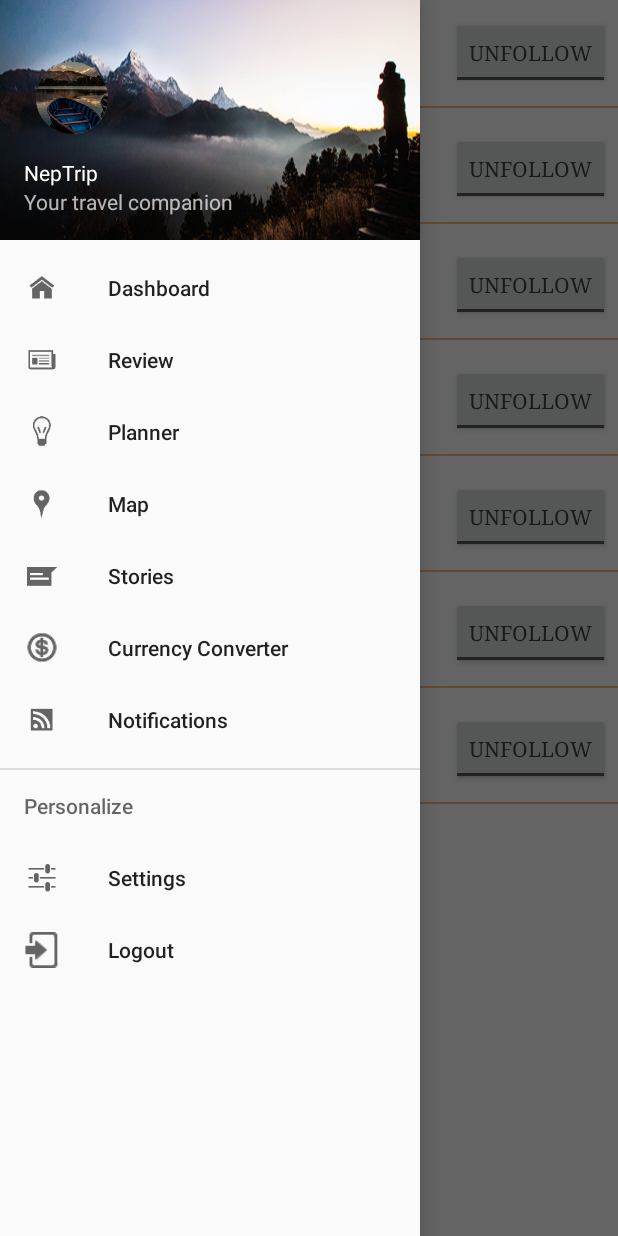
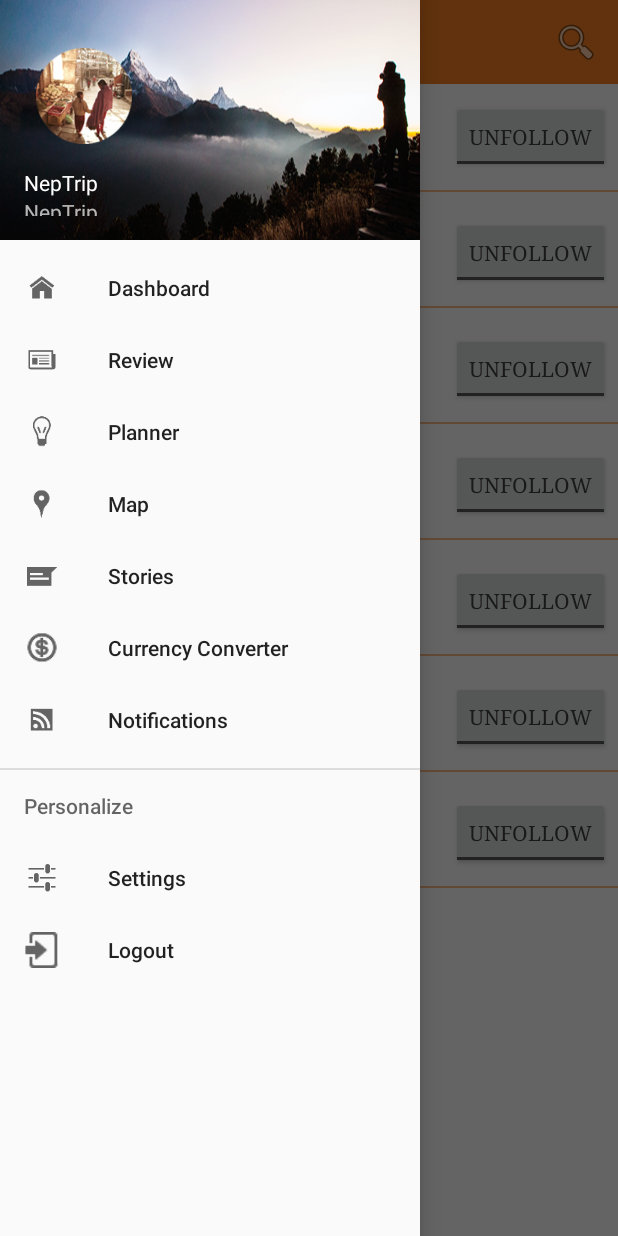
Before and after one commit to MrClan/ntf1, an Android app: the fragment Preferences placed in its activity, with the side drawer open, on a phone screen of 412 x 824 dp. Run offline under Robolectric (Android 15) with nearby library versions, the phone set to English and light mode, and no system bars; libraries missing offline, so code that uses them is left out: com.firebase.client; pictures from the network do not load; 3 statements that could not run were skipped.

Commit message:
crashing issue fixed

```diff
--- a/src/main/java/com/apptivators/ntcore/Preferences.java
+++ b/src/main/java/com/apptivators/ntcore/Preferences.java
@@ -4,6 +4,7 @@ import android.graphics.Typeface;
 import android.os.Bundle;
 import android.support.v4.app.Fragment;
 import android.support.v7.app.AppCompatActivity;
+import android.support.v7.widget.Toolbar;
 import android.view.LayoutInflater;
 import android.view.MenuItem;
 import android.view.View;
@@ -46,6 +47,12 @@ public class Preferences extends Fragment
         txtPref06.setTypeface(face2);
         txtPref07.setTypeface(face2);
 
+
+        final Toolbar advToolbar = (Toolbar) view.findViewById(R.id.my_awesome_toolbar);
+        advToolbar.setTitle("Preferences");
+        advToolbar.setTitleTextColor(R.color.colorPrimaryDark);
+        advToolbar.inflateMenu(R.menu.advance_search);
+
         return view;
     }
 
--- a/src/main/res/layout/nav_header_main.xml
+++ b/src/main/res/layout/nav_header_main.xml
@@ -12,10 +12,10 @@
     android:theme="@style/ThemeOverlay.AppCompat.Dark">
     <ImageView
         android:id="@+id/imageView"
-        android:layout_width="64dp"
-        android:layout_height="64dp"
+        android:layout_width="80dp"
+        android:layout_height="80dp"
         android:paddingTop="@dimen/nav_header_vertical_spacing"
-        android:src="@drawable/img_preference_02" />
+        android:src="@drawable/img_preference_01" />
 
     <TextView
         android:id="@+id/txtNavHeaderWelcome"
@@ -29,7 +29,7 @@
         android:id="@+id/textView"
         android:layout_width="wrap_content"
         android:layout_height="wrap_content"
-        android:text="Your travel companion" />
+        android:text="NepTrip" />
 
 
 </LinearLayout>
--- a/src/main/res/layout/preference_setting.xml
+++ b/src/main/res/layout/preference_setting.xml
@@ -3,6 +3,14 @@
     android:layout_width="match_parent"
     android:layout_height="match_parent"
     android:orientation="vertical">
+
+    <android.support.v7.widget.Toolbar
+        android:id="@+id/my_awesome_toolbar"
+        android:layout_height="56dp"
+        android:layout_width="match_parent"
+        android:minHeight="?attr/actionBarSize"
+        android:titleTextAppearance="@color/white"
+        android:background="?attr/colorPrimary"></android.support.v7.widget.Toolbar>
 
     <LinearLayout
         android:orientation="vertical"
```
Also changed, not shown: src/main/java/com/apptivators/ntcore/HomePage.java (+75 -35 lines), src/main/java/com/apptivators/ntcore/LoginPage.java (+5 -5 lines).
